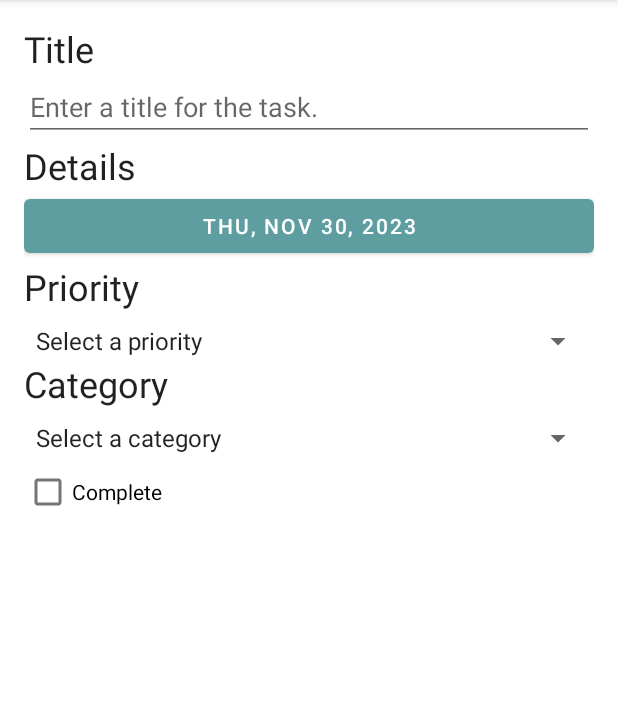
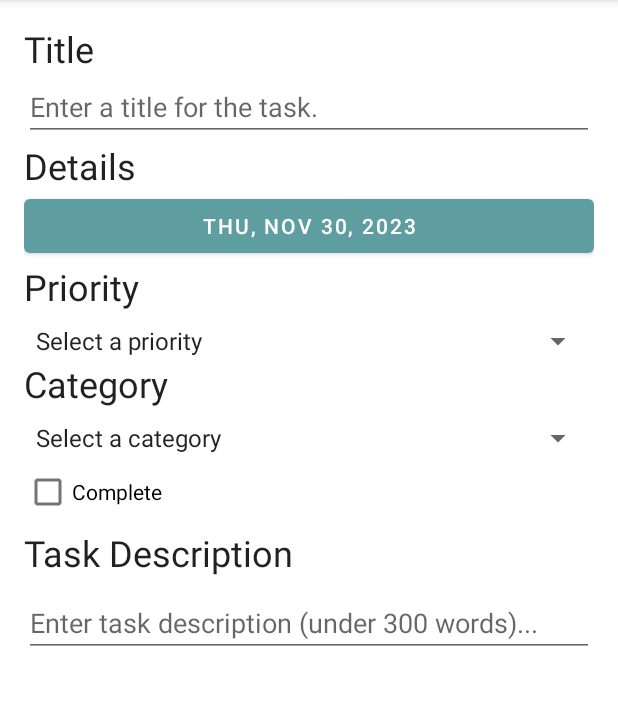
Before and after one commit to mbui2003/CS4750-Team25-FinalProject, an Android app: the screen it shows after launch (MainActivity), after a tap on "New Task", on a phone screen of 412 x 824 dp, the part 84-789 px from its top. Run offline under Robolectric (Android 15) with nearby library versions, the phone set to English and light mode, and no system bars; our stand-ins replace Room's generated code.

Commit message:
Include task description

```diff
--- a/app/src/main/java/com/bignerdranch/android/todolist/Task.kt
+++ b/app/src/main/java/com/bignerdranch/android/todolist/Task.kt
@@ -12,5 +12,10 @@ data class Task(
     val date: Date,
     val isComplete: Boolean,
     var selectedPriority: Int,
-    var selectedCategory: Int
-)
+    var selectedCategory: Int,
+    var description: String
+) {
+    companion object {
+        const val MAX_DESCRIPTION_LENGTH = 500
+    }
+}
--- a/app/src/main/java/com/bignerdranch/android/todolist/TaskDetailFragment.kt
+++ b/app/src/main/java/com/bignerdranch/android/todolist/TaskDetailFragment.kt
@@ -65,6 +65,13 @@ class TaskDetailFragment: Fragment() {
             taskComplete.setOnCheckedChangeListener { _, isChecked ->
                 taskDetailViewModel.updateTask { oldTask ->
                     oldTask.copy(isComplete = isChecked)
+                }
+            }
+
+            taskDescription.doOnTextChanged { text, _, _, _ ->
+                val limitedText = text?.toString()?.take(Task.MAX_DESCRIPTION_LENGTH) ?: ""
+                taskDetailViewModel.updateTask { oldTask ->
+                    oldTask.copy(description = limitedText)
                 }
             }
         }
@@ -168,6 +175,10 @@ class TaskDetailFragment: Fragment() {
                     TaskDetailFragmentDirections.selectDate(task.date)
                 ) }
             taskComplete.isChecked = task.isComplete
+
+            if (taskDescription.text.toString() != task.description) {
+                taskDescription.setText(task.description)
+            }
         }
     }
 }
--- a/app/src/main/java/com/bignerdranch/android/todolist/TaskListFragment.kt
+++ b/app/src/main/java/com/bignerdranch/android/todolist/TaskListFragment.kt
@@ -108,7 +108,8 @@ class TaskListFragment : Fragment() {
                 date = Date(),
                 isComplete = false,
                 selectedPriority = 0, // Set a default value here
-                selectedCategory = 0 // Set a default value here
+                selectedCategory = 0, // Set a default value here
+                description = ""
             )
             taskListViewModel.addTask(newTask)
             findNavController().navigate(
--- a/app/src/main/java/com/bignerdranch/android/todolist/TaskRepository.kt
+++ b/app/src/main/java/com/bignerdranch/android/todolist/TaskRepository.kt
@@ -73,4 +73,12 @@ class TaskRepository private constructor(
     fun getFilteredTasks(searchQuery: String, category: Int, priority: Int): Flow<List<Task>> {
         return database.taskDAO().getFilteredTasks(searchQuery, category, priority)
     }
+
+    suspend fun updateTaskDescription(id: UUID, description: String) {
+        database.taskDAO().updateTaskDescription(id, description)
+    }
+
+    suspend fun getTaskDescription(id: UUID): String {
+        return database.taskDAO().getTaskDescription(id)
+    }
 }
--- a/app/src/main/java/com/bignerdranch/android/todolist/database/TaskDao.kt
+++ b/app/src/main/java/com/bignerdranch/android/todolist/database/TaskDao.kt
@@ -44,4 +44,9 @@ interface TaskDao {
         priority: Int
     ): Flow<List<Task>>
 
+    @Query("UPDATE Task SET description = :description WHERE id = :taskId")
+    suspend fun updateTaskDescription(taskId: UUID, description: String)
+
+    @Query("SELECT description FROM Task WHERE id = :taskId")
+    suspend fun getTaskDescription(taskId: UUID): String
 }
--- a/app/src/main/res/layout/fragment_task_detail.xml
+++ b/app/src/main/res/layout/fragment_task_detail.xml
@@ -46,6 +46,7 @@
         android:textAppearance="?attr/textAppearanceHeadline5"
         android:text="@string/category_label"
         android:layout_marginBottom="8dp" />
+
     <Spinner
         android:id="@+id/category_spinner"
         android:layout_width="match_parent"
@@ -56,4 +57,22 @@
         android:layout_width="match_parent"
         android:layout_height="wrap_content"
         android:text="@string/task_solved_label" />
+
+    <TextView
+        android:layout_width="match_parent"
+        android:layout_height="wrap_content"
+        android:layout_marginBottom="8dp"
+        android:text="@string/description_label"
+        android:textAppearance="?attr/textAppearanceHeadline5" />
+
+    <EditText
+        android:id="@+id/task_description"
+        android:layout_width="match_parent"
+        android:layout_height="wrap_content"
+        android:ems="10"
+        android:gravity="start|top"
+        android:hint="@string/task_description_hint"
+        android:inputType="textMultiLine"
+        android:maxLength="300"
+        android:maxLines="6" />
 </LinearLayout>
--- a/app/src/main/res/values/strings.xml
+++ b/app/src/main/res/values/strings.xml
@@ -13,4 +13,6 @@
     <string name="search">Search</string>
     <string name="clear_search">Clear Search</string>
     <string name="no_results_found">No tasks found!</string>
+    <string name="description_label">Task Description</string>
+    <string name="task_description_hint">Enter task description (under 300 words)...</string>
 </resources>
```
